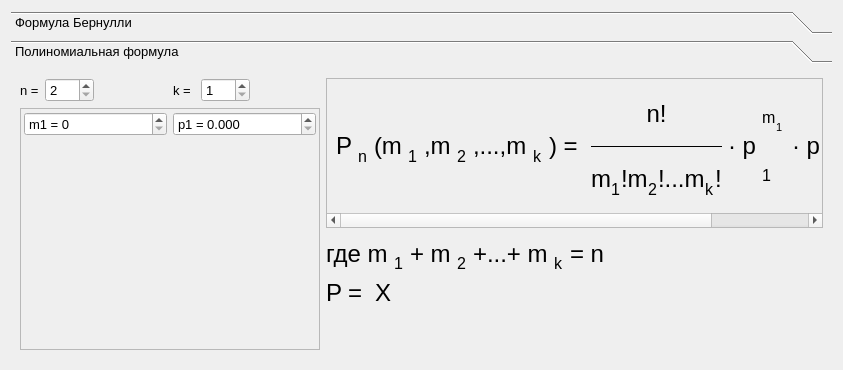
Old version of the form Labs/ui/lab3_task1.ui in the repository gg-master/TerVerLabs.
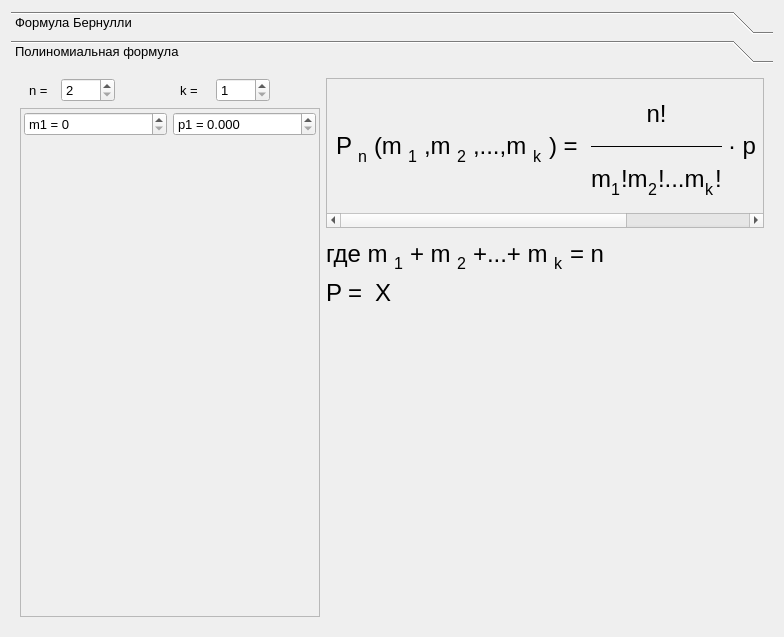
New version of the form. The open tabs and pages were chosen to show the change.

```diff
--- a/Labs/ui/lab3_task1.ui
+++ b/Labs/ui/lab3_task1.ui
@@ -6,8 +6,8 @@
    <rect>
     <x>0</x>
     <y>0</y>
-    <width>843</width>
-    <height>370</height>
+    <width>784</width>
+    <height>637</height>
    </rect>
   </property>
   <property name="font">
@@ -627,8 +627,8 @@
        <rect>
         <x>0</x>
         <y>0</y>
-        <width>821</width>
-        <height>276</height>
+        <width>762</width>
+        <height>543</height>
        </rect>
       </property>
       <attribute name="label">
@@ -643,6 +643,12 @@
             <layout class="QHBoxLayout" name="horizontalLayout_5">
              <item>
               <widget class="QLabel" name="label_4">
+               <property name="maximumSize">
+                <size>
+                 <width>26</width>
+                 <height>27</height>
+                </size>
+               </property>
                <property name="font">
                 <font>
                  <pointsize>10</pointsize>
@@ -655,6 +661,12 @@
              </item>
              <item>
               <widget class="QSpinBox" name="p_n">
+               <property name="maximumSize">
+                <size>
+                 <width>54</width>
+                 <height>27</height>
+                </size>
+               </property>
                <property name="font">
                 <font>
                  <pointsize>10</pointsize>
@@ -673,9 +685,12 @@
                <property name="orientation">
                 <enum>Qt::Horizontal</enum>
                </property>
+               <property name="sizeType">
+                <enum>QSizePolicy::Fixed</enum>
+               </property>
                <property name="sizeHint" stdset="0">
                 <size>
-                 <width>40</width>
+                 <width>50</width>
                  <height>20</height>
                 </size>
                </property>
@@ -687,6 +702,12 @@
             <layout class="QHBoxLayout" name="horizontalLayout_7">
              <item>
               <widget class="QLabel" name="label_5">
+               <property name="maximumSize">
+                <size>
+                 <width>30</width>
+                 <height>27</height>
+                </size>
+               </property>
                <property name="text">
                 <string>k = </string>
                </property>
@@ -694,6 +715,12 @@
              </item>
              <item>
               <widget class="QSpinBox" name="p_k">
+               <property name="maximumSize">
+                <size>
+                 <width>54</width>
+                 <height>27</height>
+                </size>
+               </property>
                <property name="minimum">
                 <number>1</number>
                </property>
@@ -707,6 +734,9 @@
                <property name="orientation">
                 <enum>Qt::Horizontal</enum>
                </property>
+               <property name="sizeType">
+                <enum>QSizePolicy::Fixed</enum>
+               </property>
                <property name="sizeHint" stdset="0">
                 <size>
                  <width>40</width>
@@ -727,6 +757,12 @@
              <height>0</height>
             </size>
            </property>
+           <property name="maximumSize">
+            <size>
+             <width>300</width>
+             <height>16777215</height>
+            </size>
+           </property>
            <property name="horizontalScrollBarPolicy">
             <enum>Qt::ScrollBarAlwaysOff</enum>
            </property>
@@ -742,7 +778,7 @@
               <x>0</x>
               <y>0</y>
               <width>298</width>
-              <height>212</height>
+              <height>479</height>
              </rect>
             </property>
             <layout class="QVBoxLayout" name="verticalLayout_3">
@@ -825,6 +861,12 @@
              <height>150</height>
             </size>
            </property>
+           <property name="maximumSize">
+            <size>
+             <width>16777215</width>
+             <height>150</height>
+            </size>
+           </property>
            <property name="verticalScrollBarPolicy">
             <enum>Qt::ScrollBarAlwaysOff</enum>
            </property>
@@ -1852,6 +1894,19 @@
          </item>
         </layout>
        </item>
+       <item>
+        <spacer name="horizontalSpacer_5">
+         <property name="orientation">
+          <enum>Qt::Horizontal</enum>
+         </property>
+         <property name="sizeHint" stdset="0">
+          <size>
+           <width>0</width>
+           <height>20</height>
+          </size>
+         </property>
+        </spacer>
+       </item>
       </layout>
      </widget>
     </widget>
```
Left out of the diff: 20 changed lines with no effect on the pictures.
